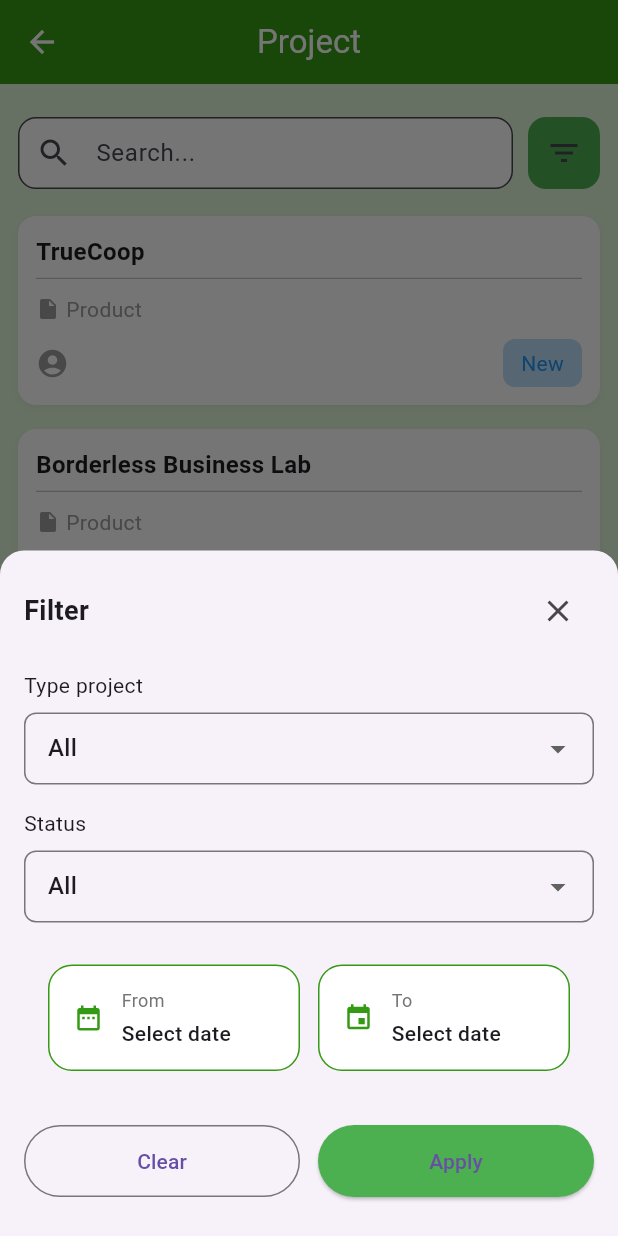
After one commit to LTT4504/erp_app_nood, a Flutter app: the ProjectScreen screen opened by its route, after a tap on the "filter list" icon, on a phone screen of 412 x 824 dp. The commit adds this screen. Run offline on Flutter 3.47's test engine with Material 3 defaults, Android fonts, the phone set to English and light mode, and no system bars; our stand-ins replace dio, flutter_svg, get, get_storage, logger, table_calendar; accounts and stored records are empty; network calls fail.

Commit message:
update : Update and create my project

```diff
--- a/lib/modules/home/widgets/home_menu_grid.dart
+++ b/lib/modules/home/widgets/home_menu_grid.dart
@@ -39,6 +39,7 @@ class HomeMenuGrid extends StatelessWidget {
         'label': AppLanguageKey.myProjects,
         'bgColor': const Color(0xFFFFE4E3),
         'iconColor': const Color(0xFFFF4D4D),
+        'route': AppRoutes.myProject,
       },
       {
         'icon': Icons.event,
--- /dev/null
+++ b/lib/modules/my project/project_binding.dart
@@ -0,0 +1,10 @@
+import 'package:get/get.dart';
+
+import 'project_controller.dart';
+
+class ProjectBinding extends Bindings {
+  @override
+  void dependencies() {
+    Get.lazyPut<ProjectController>(() => ProjectController());
+  }
+}
--- /dev/null
+++ b/lib/modules/my project/project_controller.dart
@@ -0,0 +1,30 @@
+import 'package:get/get.dart';
+
+class ProjectController extends GetxController {
+  var projects = [
+    {"name": "TrueCoop", "type": "Product"},
+    {"name": "Borderless Business Lab", "type": "Product"},
+    {"name": "ERP 2025", "type": "Product"},
+  ].obs;
+
+  var filteredProjects = <Map<String, String>>[].obs;
+
+  @override
+  void onInit() {
+    super.onInit();
+    filteredProjects.assignAll(projects);
+  }
+
+  void filterProjects(String keyword) {
+    if (keyword.isEmpty) {
+      filteredProjects.assignAll(projects);
+    } else {
+      filteredProjects.assignAll(
+        projects
+            .where((p) =>
+                p['name']!.toLowerCase().contains(keyword.toLowerCase()))
+            .toList(),
+      );
+    }
+  }
+}
--- /dev/null
+++ b/lib/modules/my project/project_screen.dart
@@ -0,0 +1,168 @@
+import 'package:flutter/material.dart';
+import 'package:get/get.dart';
+import 'package:work_manager/shared/constants/colors.dart';
+import 'project_controller.dart';
+import '../../routes/app_routes.dart';
+import 'widgets/filter_bottom.dart';
+
+class ProjectScreen extends GetView<ProjectController> {
+  const ProjectScreen({super.key});
+
+  @override
+  Widget build(BuildContext context) {
+    return Scaffold(
+      backgroundColor: ColorConstants.highlightPrimaryPastel,
+      appBar: AppBar(
+        foregroundColor: ColorConstants.white,
+        title: const Text("Project"),
+        centerTitle: true,
+        backgroundColor: ColorConstants.highlightPrimary,
+        leading: IconButton(
+          icon: const Icon(Icons.arrow_back),
+          onPressed: () => Get.back(),
+        ),
+      ),
+      body: Column(
+        children: [
+          const SizedBox(height: 12),
+
+          // 🔎 Search + Filter
+          Padding(
+            padding: const EdgeInsets.symmetric(horizontal: 12, vertical: 10),
+            child: Row(
+              children: [
+                Expanded(
+                  child: TextField(
+                    onChanged: (value) => controller.filterProjects(value),
+                    decoration: InputDecoration(
+                      hintText: "Search...",
+                      prefixIcon: const Icon(Icons.search),
+                      contentPadding:
+                          const EdgeInsets.symmetric(horizontal: 16),
+                      border: OutlineInputBorder(
+                        borderRadius: BorderRadius.circular(12),
+                        borderSide: BorderSide(color: Colors.grey.shade300),
+                      ),
+                      filled: true,
+                      fillColor: Colors.white,
+                    ),
+                  ),
+                ),
+                const SizedBox(width: 10),
+                Container(
+                  decoration: BoxDecoration(
+                    color: Colors.green,
+                    borderRadius: BorderRadius.circular(12),
+                  ),
+                  child: IconButton(
+                    icon: const Icon(Icons.filter_list),
+                    onPressed: () => FilterBottomSheet.show(context),
+                  ),
+                ),
+              ],
+            ),
+          ),
+
+          // 📌 Danh sách project
+          Expanded(
+            child: Obx(
+              () => ListView.builder(
+                padding: const EdgeInsets.symmetric(horizontal: 12),
+                itemCount: controller.filteredProjects.length,
+                itemBuilder: (context, index) {
+                  final project = controller.filteredProjects[index];
+                  return InkWell(
+                    borderRadius: BorderRadius.circular(12),
+                    onTap: () {
+                      // 👉 Navigate sang ProjectDetail
+                      Get.toNamed(AppRoutes.projectDetail, arguments: project);
+                    },
+                    child: Container(
+                      margin: const EdgeInsets.symmetric(vertical: 8),
+                      padding: const EdgeInsets.all(12),
+                      decoration: BoxDecoration(
+                        color: Colors.white,
+                        borderRadius: BorderRadius.circular(12),
+                        boxShadow: const [
+                          BoxShadow(
+                            color: Color.fromRGBO(0, 0, 0, 0.05),
+                            blurRadius: 4,
+                            offset: Offset(0, 2),
+                          ),
+                        ],
+                      ),
+                      child: Column(
+                        crossAxisAlignment: CrossAxisAlignment.start,
+                        children: [
+                          // 📌 Tên project
+                          Text(
+                            project['name']!,
+                            style: const TextStyle(
+                              fontSize: 16,
+                              fontWeight: FontWeight.bold,
+                            ),
+                          ),
+
+                          const SizedBox(height: 6),
+                          const Divider(
+                            height: 1,
+                            thickness: 0.5,
+                            color: Colors.grey,
+                          ),
+                          const SizedBox(height: 10),
+
+                          // 📌 Loại project
+                          Row(
+                            children: [
+                              const Icon(Icons.insert_drive_file,
+                                  size: 16, color: Colors.grey),
+                              const SizedBox(width: 4),
+                              Text(
+                                project['type']!,
+                                style: const TextStyle(color: Colors.grey),
+                              ),
+                            ],
+                          ),
+
+                          const SizedBox(height: 10),
+
+                          // 📌 Avatar + Badge "New"
+                          Row(
+                            mainAxisAlignment: MainAxisAlignment.spaceBetween,
+                            children: [
+                              Row(
+                                children: [
+                                  const Icon(Icons.account_circle,
+                                      size: 22, color: Colors.grey),
+                                  if (project['name'] == "ERP 2025")
+                                    const Icon(Icons.account_circle,
+                                        size: 22, color: Colors.grey),
+                                ],
+                              ),
+                              Container(
+                                padding: const EdgeInsets.symmetric(
+                                    horizontal: 12, vertical: 6),
+                                decoration: BoxDecoration(
+                                  color: Colors.blue.shade100,
+                                  borderRadius: BorderRadius.circular(8),
+                                ),
+                                child: const Text(
+                                  "New",
+                                  style: TextStyle(color: Colors.blue),
+                                ),
+                              ),
+                            ],
+                          ),
+                        ],
+                      ),
+                    ),
+                  );
+                },
+              ),
+            ),
+          ),
+        ],
+      ),
+    );
+  }
+}
--- /dev/null
+++ b/lib/modules/my project/widgets/filter_bottom.dart
@@ -0,0 +1,176 @@
+import 'package:flutter/material.dart';
+import 'package:get/get.dart';
+import 'package:get_storage/get_storage.dart';
+import '../../../shared/widgets/date_range_picker.dart';
+
+class FilterBottomSheet {
+  static final box = GetStorage();
+
+  static void show(BuildContext context) {
+    // Lấy giá trị từ local
+    String type = box.read("filter_type") ?? "All";
+    String status = box.read("filter_status") ?? "All";
+    DateTime? fromDate =
+        _parseDate(box.read("filter_fromDate")); // parse String -> DateTime
+    DateTime? toDate = _parseDate(box.read("filter_toDate"));
+
+    showModalBottomSheet(
+      context: context,
+      isScrollControlled: true,
+      shape: const RoundedRectangleBorder(
+        borderRadius: BorderRadius.vertical(top: Radius.circular(16)),
+      ),
+      builder: (context) {
+        return StatefulBuilder(
+          builder: (context, setState) {
+            return Padding(
+              padding: const EdgeInsets.all(16),
+              child: Column(
+                mainAxisSize: MainAxisSize.min,
+                crossAxisAlignment: CrossAxisAlignment.start,
+                children: [
+                  // 🔹 Header
+                  Row(
+                    mainAxisAlignment: MainAxisAlignment.spaceBetween,
+                    children: [
+                      const Text("Filter",
+                          style: TextStyle(
+                              fontSize: 18, fontWeight: FontWeight.bold)),
+                      IconButton(
+                        icon: const Icon(Icons.close),
+                        onPressed: () => Get.back(),
+                      )
+                    ],
+                  ),
+                  const SizedBox(height: 16),
+
+                  // 🔹 Type project
+                  const Text("Type project"),
+                  const SizedBox(height: 8),
+                  DropdownButtonFormField<String>(
+                    decoration: _inputDecoration(),
+                    value: type,
+                    items: const [
+                      DropdownMenuItem(value: "All", child: Text("All")),
+                      DropdownMenuItem(value: "Internal", child: Text("Internal")),
+                      DropdownMenuItem(value: "Product", child: Text("Product")),
+                    ],
+                    onChanged: (val) {
+                      setState(() => type = val!);
+                      box.write("filter_type", val);
+                    },
+                  ),
+                  const SizedBox(height: 16),
+
+                  // 🔹 Status
+                  const Text("Status"),
+                  const SizedBox(height: 8),
+                  DropdownButtonFormField<String>(
+                    decoration: _inputDecoration(),
+                    value: status,
+                    items: const [
+                      DropdownMenuItem(value: "All", child: Text("All")),
+                      DropdownMenuItem(value: "New", child: Text("New")),
+                      DropdownMenuItem(
+                          value: "In Progress", child: Text("In Progress")),
+                      DropdownMenuItem(value: "Done", child: Text("Done")),
+                    ],
+                    onChanged: (val) {
+                      setState(() => status = val!);
+                      box.write("filter_status", val);
+                    },
+                  ),
+                  const SizedBox(height: 16),
+
+                  // 🔹 DateRangePicker thay cho From date + To date
+                  DateRangePicker(
+                    fromDate: fromDate,
+                    toDate: toDate,
+                    onShowPicker: (ctx, initialDate) async {
+                      return await defaultShowDatePicker(ctx, initialDate);
+                    },
+                    onPickDate: (isFrom, picked) {
+                      setState(() {
+                        if (isFrom) {
+                          fromDate = picked;
+                          box.write("filter_fromDate",
+                              "${picked.day}/${picked.month}/${picked.year}");
+                        } else {
+                          toDate = picked;
+                          box.write("filter_toDate",
+                              "${picked.day}/${picked.month}/${picked.year}");
+                        }
+                      });
+                    },
+                  ),
+
+                  const SizedBox(height: 24),
+
+                  // 🔹 Buttons
+                  Row(
+                    children: [
+                      Expanded(
+                        child: OutlinedButton(
+                          style: OutlinedButton.styleFrom(
+                            padding: const EdgeInsets.symmetric(vertical: 14),
+                          ),
+                          onPressed: () {
+                            // Clear local
+                            box.remove("filter_type");
+                            box.remove("filter_status");
+                            box.remove("filter_fromDate");
+                            box.remove("filter_toDate");
+                            Get.back();
+                          },
+                          child: const Text("Clear"),
+                        ),
+                      ),
+                      const SizedBox(width: 12),
+                      Expanded(
+                        child: ElevatedButton(
+                          style: ElevatedButton.styleFrom(
+                            backgroundColor: Colors.green,
+                            padding: const EdgeInsets.symmetric(vertical: 14),
+                          ),
+                          onPressed: () {
+                            // Apply filter (giữ trong local)
+                            Get.back();
+                          },
+                          child: const Text("Apply"),
+                        ),
+                      ),
+                    ],
+                  ),
+                  const SizedBox(height: 10),
+                ],
+              ),
+            );
+          },
+        );
+      },
+    );
+  }
+
+  static InputDecoration _inputDecoration() {
+    return InputDecoration(
+      border: OutlineInputBorder(borderRadius: BorderRadius.circular(8)),
+      contentPadding: const EdgeInsets.symmetric(horizontal: 12, vertical: 10),
+    );
+  }
+
+  /// Helper để parse string "dd/MM/yyyy" -> DateTime
+  static DateTime? _parseDate(String? dateStr) {
+    if (dateStr == null) return null;
+    try {
+      final parts = dateStr.split("/");
+      if (parts.length == 3) {
+        return DateTime(
+          int.parse(parts[2]),
+          int.parse(parts[1]),
+          int.parse(parts[0]),
+        );
+      }
+    } catch (_) {}
+    return null;
+  }
+}
--- /dev/null
+++ b/lib/modules/my project/widgets/project_detail_binding.dart
@@ -0,0 +1,9 @@
+import 'package:get/get.dart';
+import 'project_detail_controller.dart';
+
+class ProjectDetailBinding extends Bindings {
+  @override
+  void dependencies() {
+    Get.lazyPut<ProjectDetailController>(() => ProjectDetailController());
+  }
+}
--- /dev/null
+++ b/lib/modules/my project/widgets/project_detail_controller.dart
@@ -0,0 +1,13 @@
+import 'package:get/get.dart';
+
+class ProjectDetailController extends GetxController {
+  var project = {}.obs;
+
+  @override
+  void onInit() {
+    super.onInit();
+    if (Get.arguments != null) {
+      project.value = Get.arguments; // lấy dữ liệu từ ProjectScreen truyền qua
+    }
+  }
+}
--- a/lib/routes/app_pages.dart
+++ b/lib/routes/app_pages.dart
@@ -4,6 +4,10 @@ import 'package:work_manager/modules/profile/bank_salary/bank_salary_screen.dart
 import '../modules/annual_calendar/annual_calendar_binding.dart';
 import '../modules/annual_calendar/annual_calendar_screen.dart';
 import '../modules/attendance/attendance_history_screen.dart';
+import '../modules/my project/project_binding.dart';
+import '../modules/my project/project_screen.dart';
+import '../modules/my project/widgets/project_detail_binding.dart';
+import '../modules/my project/widgets/project_detail_screen.dart';
 import '../modules/my_leave/my_leave_binding.dart';
 import '../modules/my_leave/my_leave_screen.dart';
 import '../modules/my_task/my_task_screen.dart';
@@ -131,5 +135,15 @@ class AppPages {
       page: () => const EmergencyContactScreen(),
       binding: EmergencyContactBinding(),
     ),
+    GetPage(
+      name: AppRoutes.myProject,
+      page: () => const ProjectScreen(),
+      binding: ProjectBinding(),
+    ),
+     GetPage(
+      name: AppRoutes.projectDetail,
+      page: () => const ProjectDetailScreen(),
+      binding: ProjectDetailBinding(),
+    ),
   ];
 }
--- a/lib/routes/app_routes.dart
+++ b/lib/routes/app_routes.dart
@@ -1,4 +1,3 @@
-
 abstract class AppRoutes {
   static const login = '/login';
   static const home = '/home';
@@ -19,4 +18,6 @@ abstract class AppRoutes {
   static const position = '/position';
   static const bankSalary = '/bank-salary';
   static const emergencyContact = '/emergency-contact';
+  static const myProject = '/my-project';
+  static const projectDetail = '/project-detail';
 }
```
Also changed, not shown: lib/modules/my project/widgets/project_detail_screen.dart (added, +184 -0 lines).
